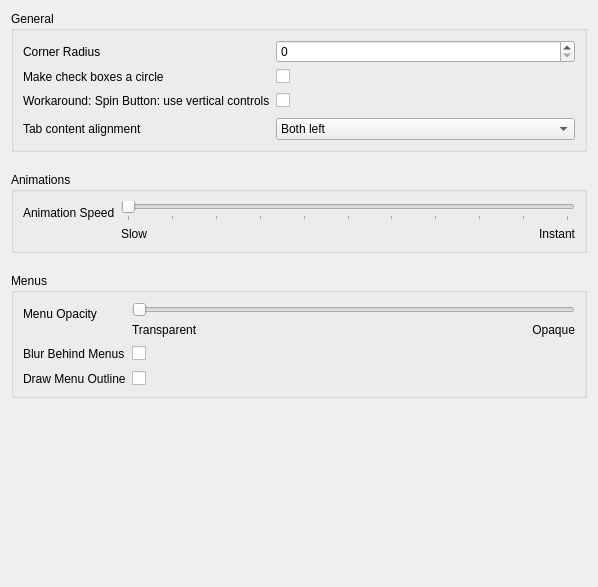
Qt form src/settings/settings_app.ui (zalesyc/lilac) before a commit.
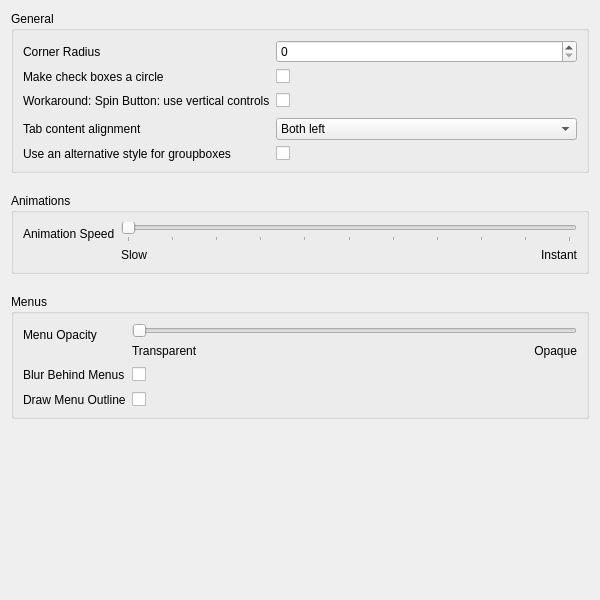
The same form after that commit. Icons and pictures are not drawn.

Commit message:
Add an anternative style for checkboxes
This style can be enabld in settings

The edit to the form file:
```diff
--- a/src/settings/settings_app.ui
+++ b/src/settings/settings_app.ui
@@ -6,8 +6,8 @@
    <rect>
     <x>0</x>
     <y>0</y>
-    <width>598</width>
-    <height>587</height>
+    <width>600</width>
+    <height>600</height>
    </rect>
   </property>
   <property name="windowTitle">
@@ -127,6 +127,20 @@
         </item>
        </widget>
       </item>
+      <item row="4" column="0">
+       <widget class="QLabel" name="label_7">
+        <property name="text">
+         <string>Use an alternative style for groupboxes</string>
+        </property>
+       </widget>
+      </item>
+      <item row="4" column="1">
+       <widget class="QCheckBox" name="groupBoxAltStyleCheck">
+        <property name="text">
+         <string/>
+        </property>
+       </widget>
+      </item>
      </layout>
     </widget>
    </item>
```
The commit also changes 7 other files.
